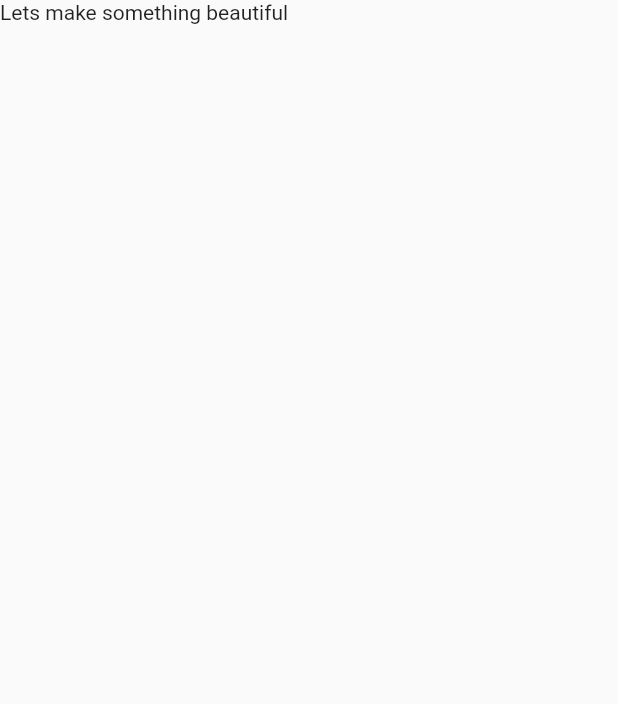
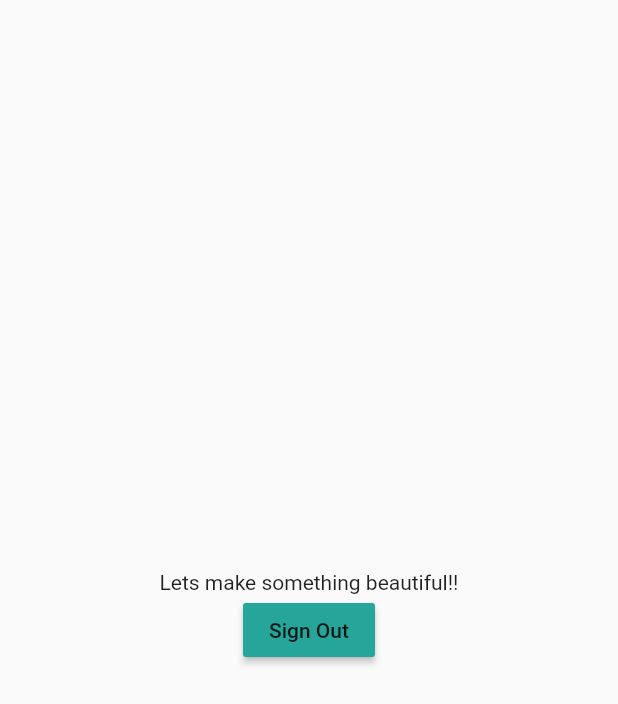
Before and after one commit to bafnasumi/myBoard, a Flutter app: the screen it shows once a user with an empty profile is signed in, on a phone screen of 412 x 824 dp. Shown: the top 704 px of the screen. Run offline on Flutter 3.47's test engine with Material 2 defaults, Android fonts, the phone set to English and light mode, and no system bars; our stand-ins replace firebase_auth, firebase_core, google_fonts, google_sign_in; accounts and stored records are empty.

Commit message:
sign out button

```diff
--- a/lib/pages/homepage.dart
+++ b/lib/pages/homepage.dart
@@ -1,3 +1,5 @@
+// ignore_for_file: prefer_const_constructors
+
 import 'package:firebase_auth/firebase_auth.dart';
 import 'package:flutter/material.dart';
 import 'package:myboardapp/pages/loggedin.dart';
@@ -14,10 +16,23 @@ class HomePage extends StatefulWidget {
 class _HomePageState extends State<HomePage> {
   @override
   Widget build(BuildContext context) {
-    return const Scaffold(
-        // backgroundColor: Color.fromARGB(255, 199, 149, 0),
-        body: SafeArea(
-      child: Text('Lets make something beautiful'),
-    ));
+    return Scaffold(
+      // backgroundColor: Color.fromARGB(255, 199, 149, 0),
+      body: Center(
+        child: Column(
+          mainAxisAlignment: MainAxisAlignment.center,
+          children: [
+            Text('Lets make something beautiful!!'),
+            MaterialButton(
+              onPressed: () {
+                FirebaseAuth.instance.signOut();
+              },
+              color: Colors.teal.shade400,
+              child: Text('Sign Out'),
+            )
+          ],
+        ),
+      ),
+    );
   }
 }
```
